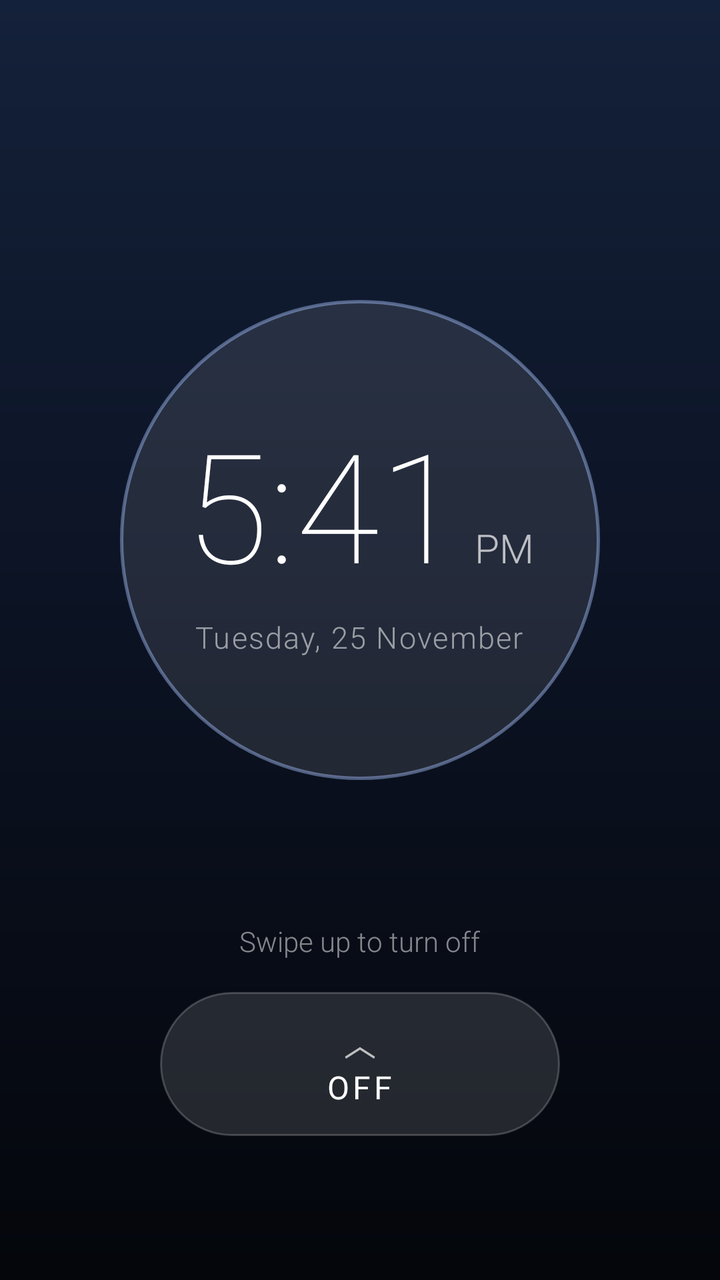
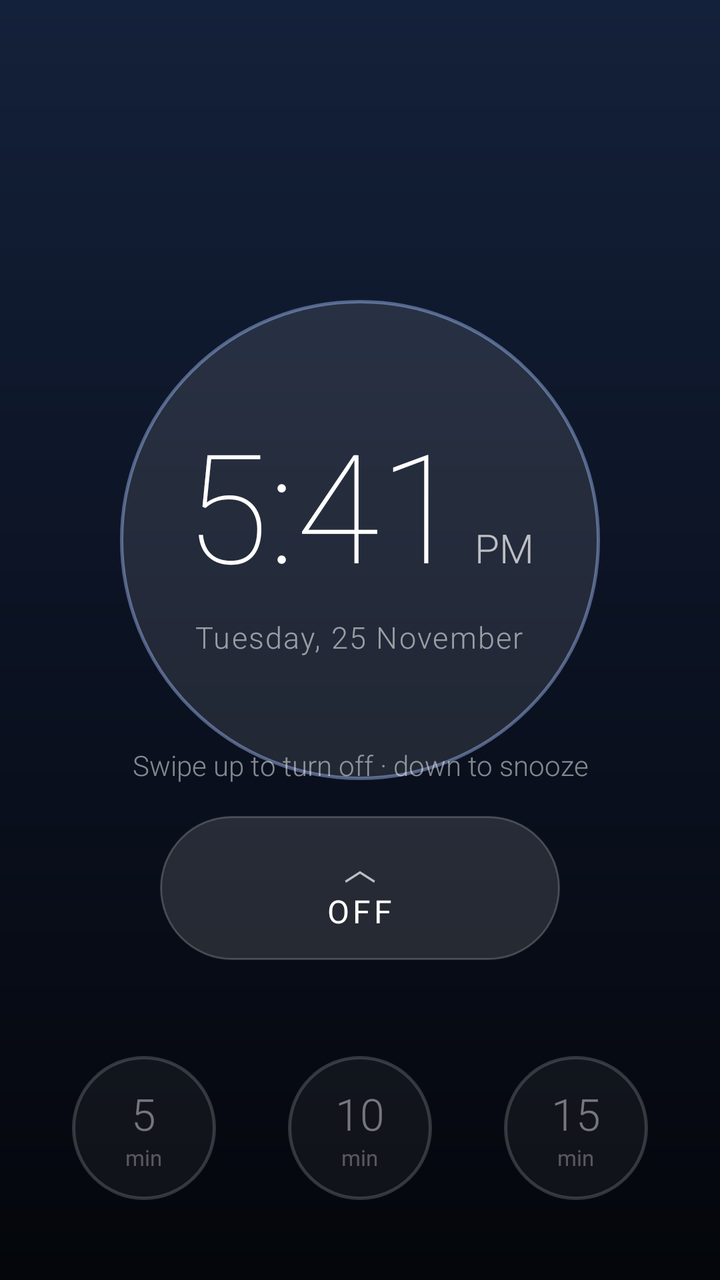

Before-and-after screenshots of an Android layout around one commit, followed by the original layout XML and the change that was made.
<!-- AndroidManifest.xml: activity theme Theme.AppCompat.NoActionBar -->
<!-- res/layout/activity_alarm.xml -->
<?xml version="1.0" encoding="utf-8"?>
<FrameLayout xmlns:android="http://schemas.android.com/apk/res/android"
    xmlns:tools="http://schemas.android.com/tools"
    android:layout_width="match_parent"
    android:layout_height="match_parent"
    android:background="@drawable/bg_alarm_gradient"
    tools:context=".AlarmActivity">

    
    <TextureView
        android:id="@+id/videoView"
        android:layout_width="match_parent"
        android:layout_height="match_parent"
        android:visibility="gone" />

    <View
        android:id="@+id/scrimTop"
        android:layout_width="match_parent"
        android:layout_height="420dp"
        android:layout_gravity="top"
        android:background="@drawable/scrim_top"
        android:visibility="gone" />

    <View
        android:id="@+id/scrimBottom"
        android:layout_width="match_parent"
        android:layout_height="300dp"
        android:layout_gravity="bottom"
        android:background="@drawable/scrim_bottom"
        android:visibility="gone" />

    
    <View
        android:id="@+id/pulseRing1"
        android:layout_width="240dp"
        android:layout_height="240dp"
        android:layout_gravity="center_horizontal|top"
        android:layout_marginTop="150dp"
        android:background="@drawable/pulse_ring" />

    <View
        android:id="@+id/pulseRing2"
        android:layout_width="240dp"
        android:layout_height="240dp"
        android:layout_gravity="center_horizontal|top"
        android:layout_marginTop="150dp"
        android:background="@drawable/pulse_ring" />

    
    <LinearLayout
        android:layout_width="wrap_content"
        android:layout_height="240dp"
        android:layout_gravity="center_horizontal|top"
        android:layout_marginTop="150dp"
        android:gravity="center"
        android:orientation="vertical">

        <LinearLayout
            android:layout_width="wrap_content"
            android:layout_height="wrap_content"
            android:baselineAligned="true"
            android:orientation="horizontal">

            <TextView
                android:id="@+id/timeTextView"
                android:layout_width="wrap_content"
                android:layout_height="wrap_content"
                android:fontFamily="sans-serif-thin"
                android:includeFontPadding="false"
                android:text="5:41"
                android:textColor="#FFFFFF"
                android:textSize="76sp" />

            <TextView
                android:id="@+id/ampmTextView"
                android:layout_width="wrap_content"
                android:layout_height="wrap_content"
                android:layout_marginStart="6dp"
                android:fontFamily="sans-serif-light"
                android:text="PM"
                android:textColor="#B3FFFFFF"
                android:textSize="20sp" />
        </LinearLayout>

        <TextView
            android:id="@+id/dateTextView"
            android:layout_width="wrap_content"
            android:layout_height="wrap_content"
            android:layout_marginTop="8dp"
            android:fontFamily="sans-serif-light"
            android:letterSpacing="0.05"
            android:text="Tuesday, 25 November"
            android:textColor="#8CFFFFFF"
            android:textSize="15sp" />

        <TextView
            android:id="@+id/labelTextView"
            android:layout_width="wrap_content"
            android:layout_height="wrap_content"
            android:layout_marginTop="14dp"
            android:paddingHorizontal="32dp"
            android:gravity="center"
            android:maxLines="2"
            android:ellipsize="end"
            android:fontFamily="sans-serif"
            android:textColor="#E6FFFFFF"
            android:textSize="20sp"
            android:visibility="gone" />
    </LinearLayout>

    
    <LinearLayout
        android:layout_width="match_parent"
        android:layout_height="wrap_content"
        android:layout_gravity="bottom"
        android:layout_marginBottom="72dp"
        android:gravity="center_horizontal"
        android:orientation="vertical">

        <TextView
            android:id="@+id/swipeHint"
            android:layout_width="wrap_content"
            android:layout_height="wrap_content"
            android:layout_marginBottom="16dp"
            android:fontFamily="sans-serif-light"
            android:text="Swipe up to turn off"
            android:textColor="#80FFFFFF"
            android:textSize="14sp" />

        <LinearLayout
            android:id="@+id/dismissPill"
            android:layout_width="200dp"
            android:layout_height="72dp"
            android:background="@drawable/pill_swipe"
            android:gravity="center"
            android:orientation="vertical">

            <TextView
                android:layout_width="wrap_content"
                android:layout_height="wrap_content"
                android:fontFamily="sans-serif-light"
                android:text="︿"
                android:textColor="#B3FFFFFF"
                android:textSize="16sp" />

            <TextView
                android:layout_width="wrap_content"
                android:layout_height="wrap_content"
                android:fontFamily="sans-serif"
                android:letterSpacing="0.1"
                android:text="OFF"
                android:textColor="#FFFFFF"
                android:textSize="16sp" />
        </LinearLayout>
    </LinearLayout>
</FrameLayout>
<!-- resources referenced by this layout -->
<resources>
  <!-- drawable bg_alarm_gradient (drawable) -->
  <?xml version="1.0" encoding="utf-8"?>
  <shape xmlns:android="http://schemas.android.com/apk/res/android">
      <gradient
          android:angle="270"
          android:startColor="#14213A"
          android:centerColor="#0B1222"
          android:endColor="#04060B"
          android:type="linear" />
  </shape>
  <!-- drawable pill_swipe (drawable) -->
  <?xml version="1.0" encoding="utf-8"?>
  <shape xmlns:android="http://schemas.android.com/apk/res/android"
      android:shape="rectangle">
      <corners android:radius="40dp" />
      <solid android:color="#1FFFFFFF" />
      <stroke android:width="1dp" android:color="#33FFFFFF" />
  </shape>
  <!-- drawable pulse_ring (drawable) -->
  <?xml version="1.0" encoding="utf-8"?>
  <shape xmlns:android="http://schemas.android.com/apk/res/android"
      android:shape="oval">
      <solid android:color="#0DFFFFFF" />
      <stroke android:width="1.5dp" android:color="#40A9C1FF" />
  </shape>
  <!-- drawable scrim_bottom (drawable) -->
  <?xml version="1.0" encoding="utf-8"?>
  <shape xmlns:android="http://schemas.android.com/apk/res/android">
      <gradient
          android:angle="90"
          android:startColor="#CC000000"
          android:endColor="#00000000" />
  </shape>
  <!-- drawable scrim_top (drawable) -->
  <?xml version="1.0" encoding="utf-8"?>
  <shape xmlns:android="http://schemas.android.com/apk/res/android">
      <gradient
          android:angle="270"
          android:startColor="#B3000000"
          android:endColor="#00000000" />
  </shape>
</resources>

<!-- the commit's change to res/layout/activity_alarm.xml (unified diff, before → after) -->
@@ -4,6 +4,7 @@
     android:layout_width="match_parent"
     android:layout_height="match_parent"
     android:background="@drawable/bg_alarm_gradient"
+    android:clipChildren="false"
     tools:context=".AlarmActivity">
 
     
@@ -110,10 +111,64 @@
 
     
     <LinearLayout
+        android:id="@+id/snoozeRow"
         android:layout_width="match_parent"
         android:layout_height="wrap_content"
         android:layout_gravity="bottom"
-        android:layout_marginBottom="72dp"
+        android:layout_marginBottom="40dp"
+        android:alpha="0.45"
+        android:gravity="center"
+        android:orientation="horizontal">
+
+        <LinearLayout
+            android:id="@+id/snooze5"
+            android:layout_width="72dp"
+            android:layout_height="72dp"
+            android:background="@drawable/snooze_target"
+            android:gravity="center"
+            android:orientation="vertical">
+            <TextView android:layout_width="wrap_content" android:layout_height="wrap_content"
+                android:fontFamily="sans-serif-light" android:text="5" android:textColor="#FFFFFF" android:textSize="22sp" />
+            <TextView android:layout_width="wrap_content" android:layout_height="wrap_content"
+                android:text="min" android:textColor="#B3FFFFFF" android:textSize="11sp" />
+        </LinearLayout>
+
+        <LinearLayout
+            android:id="@+id/snooze10"
+            android:layout_width="72dp"
+            android:layout_height="72dp"
+            android:layout_marginHorizontal="36dp"
+            android:background="@drawable/snooze_target"
+            android:gravity="center"
+            android:orientation="vertical">
+            <TextView android:layout_width="wrap_content" android:layout_height="wrap_content"
+                android:fontFamily="sans-serif-light" android:text="10" android:textColor="#FFFFFF" android:textSize="22sp" />
+            <TextView android:layout_width="wrap_content" android:layout_height="wrap_content"
+                android:text="min" android:textColor="#B3FFFFFF" android:textSize="11sp" />
+        </LinearLayout>
+
+        <LinearLayout
+            android:id="@+id/snooze15"
+            android:layout_width="72dp"
+            android:layout_height="72dp"
+            android:background="@drawable/snooze_target"
+            android:gravity="center"
+            android:orientation="vertical">
+            <TextView android:layout_width="wrap_content" android:layout_height="wrap_content"
+                android:fontFamily="sans-serif-light" android:text="15" android:textColor="#FFFFFF" android:textSize="22sp" />
+            <TextView android:layout_width="wrap_content" android:layout_height="wrap_content"
+                android:text="min" android:textColor="#B3FFFFFF" android:textSize="11sp" />
+        </LinearLayout>
+    </LinearLayout>
+
+    
+    <LinearLayout
+        android:id="@+id/pillBlock"
+        android:clipChildren="false"
+        android:layout_width="match_parent"
+        android:layout_height="wrap_content"
+        android:layout_gravity="bottom"
+        android:layout_marginBottom="160dp"
         android:gravity="center_horizontal"
         android:orientation="vertical">
 
@@ -123,7 +178,8 @@
             android:layout_height="wrap_content"
             android:layout_marginBottom="16dp"
             android:fontFamily="sans-serif-light"
-            android:text="Swipe up to turn off"
+            android:gravity="center"
+            android:text="Swipe up to turn off · down to snooze"
             android:textColor="#80FFFFFF"
             android:textSize="14sp" />
 
<!-- resource entries referenced after the edit -->
@@ -41,5 +41,11 @@
           android:startColor="#B3000000"
           android:endColor="#00000000" />
   </shape>
+  <!-- drawable snooze_target (drawable) -->
+  <?xml version="1.0" encoding="utf-8"?>
+  <shape xmlns:android="http://schemas.android.com/apk/res/android" android:shape="oval">
+      <solid android:color="#1AFFFFFF" />
+      <stroke android:width="1.5dp" android:color="#66FFFFFF" />
+  </shape>
 </resources>
 
